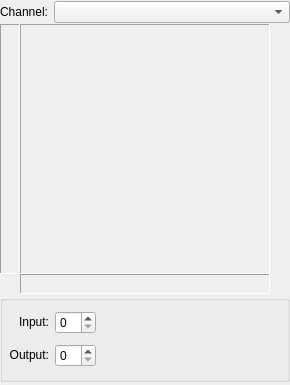
First picture: the form in krita/plugins/filters/colorsfilters/wdg_perchannel.ui, repository KDE/krita, before the edit.
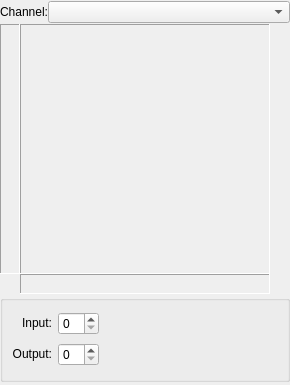
Second picture: the form after the edit. Custom widgets are drawn as their Qt base class.

Commit message:
Remove any hardcoding of spaces to 6 and margins to 9/11 in Krita's UI

thanks boud for review

Patch:
```diff
--- a/krita/plugins/filters/colorsfilters/wdg_perchannel.ui
+++ b/krita/plugins/filters/colorsfilters/wdg_perchannel.ui
@@ -22,9 +22,6 @@
    </property>
    <item>
     <layout class="QHBoxLayout">
-     <property name="spacing">
-      <number>6</number>
-     </property>
      <property name="margin">
       <number>0</number>
      </property>
@@ -213,9 +210,6 @@
       <bool>true</bool>
      </property>
      <layout class="QGridLayout">
-      <property name="margin">
-       <number>6</number>
-      </property>
       <item row="0" column="0">
        <widget class="QLabel" name="labelIn">
         <property name="sizePolicy">
@@ -295,7 +289,6 @@
    </item>
   </layout>
  </widget>
- <layoutdefault spacing="6" margin="11"/>
  <customwidgets>
   <customwidget>
    <class>KisCurveWidget</class>
```
The commit also changes 62 other files.
